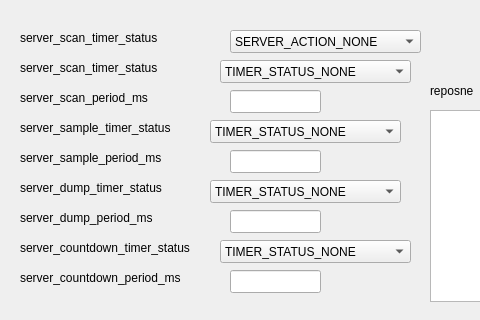
davidweitaiwan/RV-1.0-gui, file src/data_server_new_recod/new_dataserver.ui: the form before one commit; both pictures show x 0 to 480 and y 0 to 320 of the 767 by 411 pixel window.
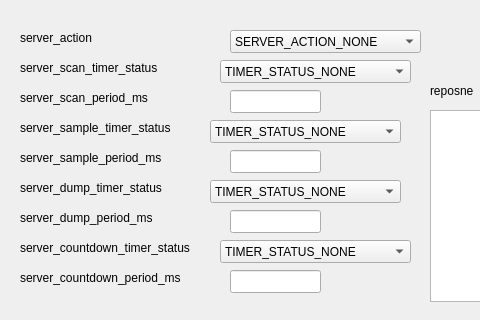
The form after the commit.

Commit message: control server setting

What changed in the file:
```diff
--- a/src/data_server_new_recod/new_dataserver.ui
+++ b/src/data_server_new_recod/new_dataserver.ui
@@ -215,7 +215,7 @@
     </rect>
    </property>
    <property name="text">
-    <string>server_scan_timer_status</string>
+    <string>server_action</string>
    </property>
   </widget>
   <widget class="QLabel" name="label_5">
```
The commit also changes 10 other files.
